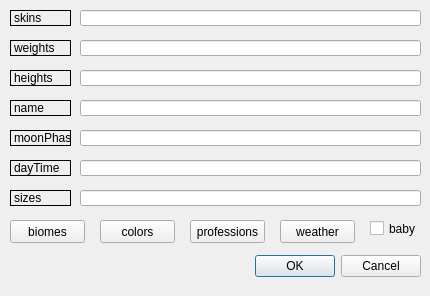
Before: the Qt Designer form EditParagraphDialogUI.ui in goodsoul-andrew/minecraft_texturepack_manager, drawn with Qt 5.
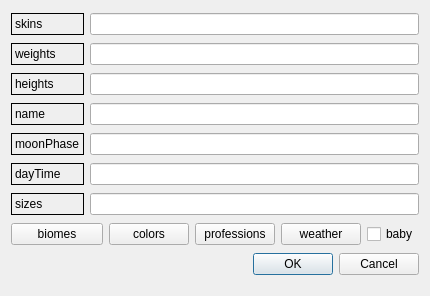
After: the same form once the commit is applied.

```diff
--- a/EditParagraphDialogUI.ui
+++ b/EditParagraphDialogUI.ui
@@ -13,41 +13,9 @@
   <property name="windowTitle">
    <string>Dialog</string>
   </property>
-  <widget class="QDialogButtonBox" name="buttonBox">
-   <property name="geometry">
-    <rect>
-     <x>80</x>
-     <y>250</y>
-     <width>341</width>
-     <height>32</height>
-    </rect>
-   </property>
-   <property name="orientation">
-    <enum>Qt::Horizontal</enum>
-   </property>
-   <property name="standardButtons">
-    <set>QDialogButtonBox::Cancel|QDialogButtonBox::Ok</set>
-   </property>
-  </widget>
-  <widget class="QLineEdit" name="skinsinput">
-   <property name="geometry">
-    <rect>
-     <x>80</x>
-     <y>10</y>
-     <width>341</width>
-     <height>16</height>
-    </rect>
-   </property>
-  </widget>
+  <layout class="QGridLayout" name="gridLayout">
+   <item row="0" column="0">
   <widget class="QLabel" name="skinslabel">
-   <property name="geometry">
-    <rect>
-     <x>10</x>
-     <y>10</y>
-     <width>61</width>
-     <height>16</height>
-    </rect>
-   </property>
    <property name="frameShape">
     <enum>QFrame::Box</enum>
    </property>
@@ -55,15 +23,12 @@
     <string>skins</string>
    </property>
   </widget>
+   </item>
+   <item row="0" column="1" colspan="5">
+    <widget class="QLineEdit" name="skinsinput"/>
+   </item>
+   <item row="1" column="0">
   <widget class="QLabel" name="weightslabel">
-   <property name="geometry">
-    <rect>
-     <x>10</x>
-     <y>40</y>
-     <width>61</width>
-     <height>16</height>
-    </rect>
-   </property>
    <property name="frameShape">
     <enum>QFrame::Box</enum>
    </property>
@@ -71,15 +36,12 @@
     <string>weights</string>
    </property>
   </widget>
+   </item>
+   <item row="1" column="1" colspan="5">
+    <widget class="QLineEdit" name="weightsinput"/>
+   </item>
+   <item row="2" column="0">
   <widget class="QLabel" name="heightslabel">
-   <property name="geometry">
-    <rect>
-     <x>10</x>
-     <y>70</y>
-     <width>61</width>
-     <height>16</height>
-    </rect>
-   </property>
    <property name="frameShape">
     <enum>QFrame::Box</enum>
    </property>
@@ -87,15 +49,12 @@
     <string>heights</string>
    </property>
   </widget>
+   </item>
+   <item row="2" column="1" colspan="5">
+    <widget class="QLineEdit" name="heightsinput"/>
+   </item>
+   <item row="3" column="0">
   <widget class="QLabel" name="namelabel">
-   <property name="geometry">
-    <rect>
-     <x>10</x>
-     <y>100</y>
-     <width>61</width>
-     <height>16</height>
-    </rect>
-   </property>
    <property name="frameShape">
     <enum>QFrame::Box</enum>
    </property>
@@ -103,15 +62,12 @@
     <string>name</string>
    </property>
   </widget>
+   </item>
+   <item row="3" column="1" colspan="5">
+    <widget class="QLineEdit" name="nameinput"/>
+   </item>
+   <item row="4" column="0">
   <widget class="QLabel" name="moonlabel">
-   <property name="geometry">
-    <rect>
-     <x>10</x>
-     <y>130</y>
-     <width>61</width>
-     <height>16</height>
-    </rect>
-   </property>
    <property name="frameShape">
     <enum>QFrame::Box</enum>
    </property>
@@ -119,15 +75,12 @@
     <string>moonPhase</string>
    </property>
   </widget>
+   </item>
+   <item row="4" column="1" colspan="5">
+    <widget class="QLineEdit" name="mooninput"/>
+   </item>
+   <item row="5" column="0">
   <widget class="QLabel" name="timelabel">
-   <property name="geometry">
-    <rect>
-     <x>10</x>
-     <y>160</y>
-     <width>61</width>
-     <height>16</height>
-    </rect>
-   </property>
    <property name="frameShape">
     <enum>QFrame::Box</enum>
    </property>
@@ -135,15 +88,12 @@
     <string>dayTime</string>
    </property>
   </widget>
+   </item>
+   <item row="5" column="1" colspan="5">
+    <widget class="QLineEdit" name="timeinput"/>
+   </item>
+   <item row="6" column="0">
   <widget class="QLabel" name="sizeslabel">
-   <property name="geometry">
-    <rect>
-     <x>10</x>
-     <y>190</y>
-     <width>61</width>
-     <height>16</height>
-    </rect>
-   </property>
    <property name="frameShape">
     <enum>QFrame::Box</enum>
    </property>
@@ -151,131 +101,56 @@
     <string>sizes</string>
    </property>
   </widget>
-  <widget class="QLineEdit" name="weightsinput">
-   <property name="geometry">
-    <rect>
-     <x>80</x>
-     <y>40</y>
-     <width>341</width>
-     <height>16</height>
-    </rect>
-   </property>
-  </widget>
-  <widget class="QLineEdit" name="heightsinput">
-   <property name="geometry">
-    <rect>
-     <x>80</x>
-     <y>70</y>
-     <width>341</width>
-     <height>16</height>
-    </rect>
-   </property>
-  </widget>
-  <widget class="QLineEdit" name="nameinput">
-   <property name="geometry">
-    <rect>
-     <x>80</x>
-     <y>100</y>
-     <width>341</width>
-     <height>16</height>
-    </rect>
-   </property>
-  </widget>
-  <widget class="QLineEdit" name="mooninput">
-   <property name="geometry">
-    <rect>
-     <x>80</x>
-     <y>130</y>
-     <width>341</width>
-     <height>16</height>
-    </rect>
-   </property>
-  </widget>
-  <widget class="QLineEdit" name="timeinput">
-   <property name="geometry">
-    <rect>
-     <x>80</x>
-     <y>160</y>
-     <width>341</width>
-     <height>16</height>
-    </rect>
-   </property>
-  </widget>
-  <widget class="QLineEdit" name="sizesinput">
-   <property name="geometry">
-    <rect>
-     <x>80</x>
-     <y>190</y>
-     <width>341</width>
-     <height>16</height>
-    </rect>
-   </property>
-  </widget>
+   </item>
+   <item row="6" column="1" colspan="5">
+    <widget class="QLineEdit" name="sizesinput"/>
+   </item>
+   <item row="7" column="0" colspan="2">
   <widget class="QPushButton" name="biomesbutton">
-   <property name="geometry">
-    <rect>
-     <x>10</x>
-     <y>220</y>
-     <width>75</width>
-     <height>23</height>
-    </rect>
-   </property>
    <property name="text">
     <string>biomes</string>
    </property>
   </widget>
+   </item>
+   <item row="7" column="2">
   <widget class="QPushButton" name="colorsbutton">
-   <property name="geometry">
-    <rect>
-     <x>100</x>
-     <y>220</y>
-     <width>75</width>
-     <height>23</height>
-    </rect>
-   </property>
    <property name="text">
     <string>colors</string>
    </property>
   </widget>
+   </item>
+   <item row="7" column="3">
   <widget class="QPushButton" name="professionsbutton">
-   <property name="geometry">
-    <rect>
-     <x>190</x>
-     <y>220</y>
-     <width>75</width>
-     <height>23</height>
-    </rect>
-   </property>
    <property name="text">
     <string>professions</string>
    </property>
   </widget>
+   </item>
+   <item row="7" column="4">
   <widget class="QPushButton" name="weatherbutton">
-   <property name="geometry">
-    <rect>
-     <x>280</x>
-     <y>220</y>
-     <width>75</width>
-     <height>23</height>
-    </rect>
-   </property>
    <property name="text">
     <string>weather</string>
    </property>
   </widget>
+   </item>
+   <item row="7" column="5">
   <widget class="QCheckBox" name="c_baby">
-   <property name="geometry">
-    <rect>
-     <x>370</x>
-     <y>220</y>
-     <width>51</width>
-     <height>17</height>
-    </rect>
-   </property>
    <property name="text">
     <string>baby</string>
    </property>
   </widget>
+   </item>
+   <item row="8" column="1" colspan="5">
+    <widget class="QDialogButtonBox" name="buttonBox">
+     <property name="orientation">
+      <enum>Qt::Horizontal</enum>
+     </property>
+     <property name="standardButtons">
+      <set>QDialogButtonBox::Cancel|QDialogButtonBox::Ok</set>
+     </property>
+    </widget>
+   </item>
+  </layout>
  </widget>
  <resources/>
  <connections>
```
Lines whose indentation alone changed are shown as unchanged.
